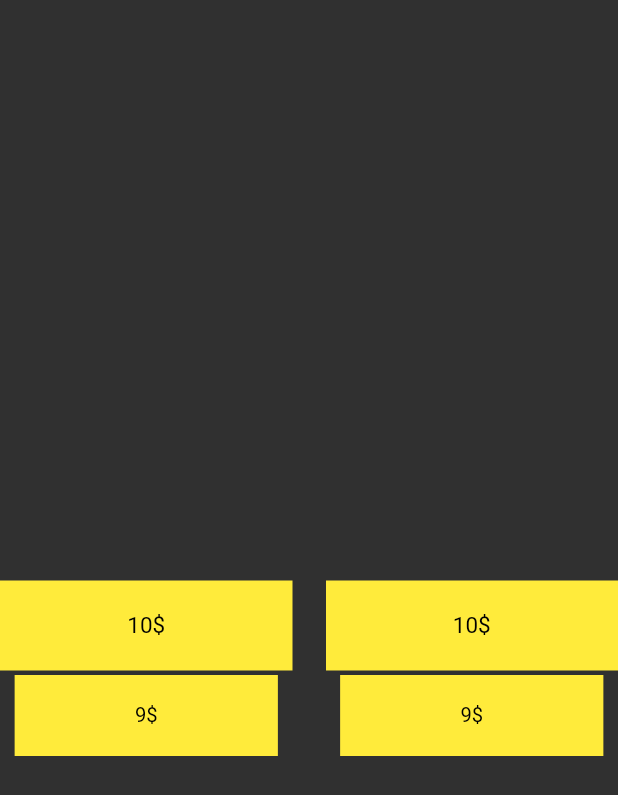
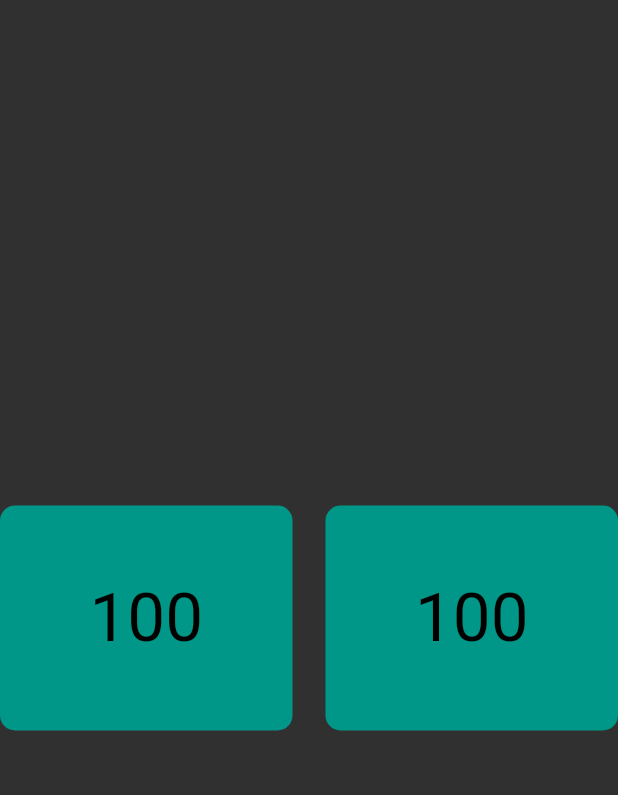
Before and after one commit to sench32/scroll_try, a Flutter app: the screen it shows after launch, on a phone screen of 412 x 824 dp. Shown: the top 795 px of the screen. Run offline on Flutter 3.47's test engine with Material 2 defaults, Android fonts, the phone set to English and light mode, and no system bars; drawn by our look-alikes of scroll_snap_list.

Commit message:
add ListWheelScrollView ()

```diff
--- a/lib/list_wheel_scroll_view.dart
+++ b/lib/list_wheel_scroll_view.dart
@@ -3,6 +3,26 @@ import 'package:flutter/material.dart';
 class MyLWSV extends StatelessWidget {
   @override
   Widget build(BuildContext context) {
-    return Scaffold();
+    return Scaffold(
+      body: ListWheelScrollView(
+        itemExtent: 150,
+        children: [
+          Container(
+            decoration: BoxDecoration(
+              color: Colors.teal,
+              borderRadius: BorderRadius.all(
+                Radius.circular(10),
+              ),
+            ),
+            child: Center(
+              child: Text(
+                '100',
+                style: TextStyle(fontSize: 45, color: Colors.black),
+              ),
+            ),
+          )
+        ],
+      ),
+    );
   }
 }
--- a/lib/main.dart
+++ b/lib/main.dart
@@ -1,4 +1,5 @@
 import 'package:flutter/material.dart';
+import 'package:scroll_try/list_wheel_scroll_view.dart';
 
 import 'carousel.dart';
 
@@ -36,11 +37,13 @@ class MyHomePage extends StatelessWidget {
                   children: [
                     Container(
                       width: 195,
-                      child: MyCarouselPage(),
+                      child: MyLWSV(),
+                      // MyCarouselPage(),
                     ),
                     Container(
                       width: 195,
-                      child: MyCarouselPage(),
+                      child: MyLWSV(),
+                      // MyCarouselPage(),
                     ),
                   ],
                 ),
```
